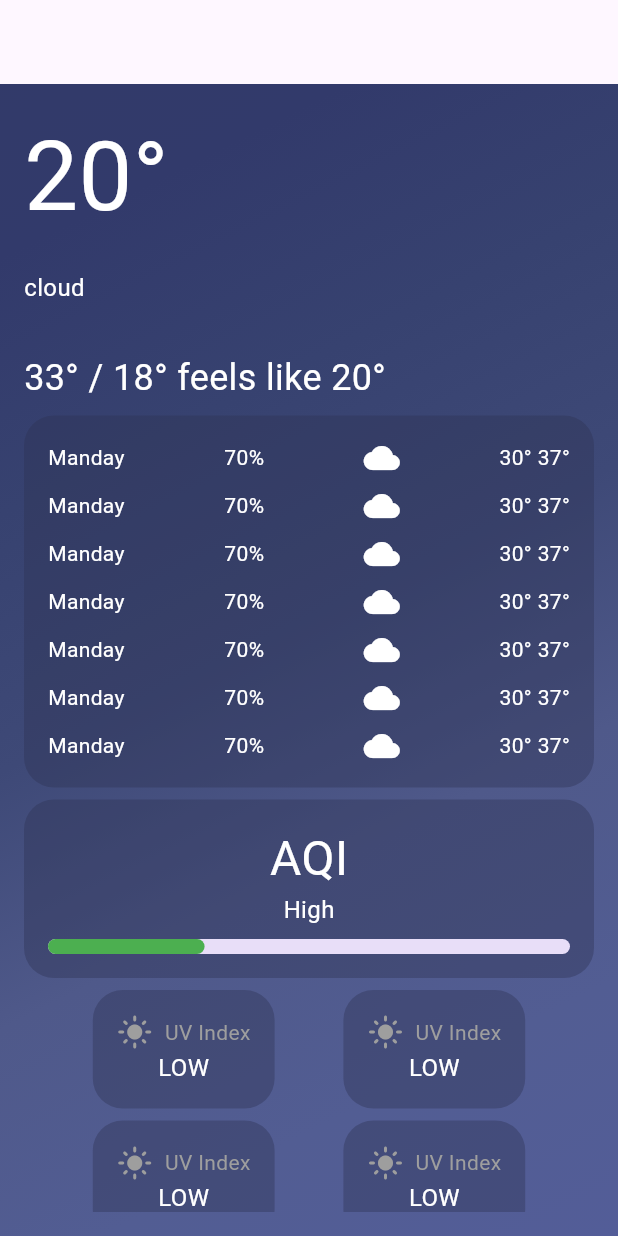
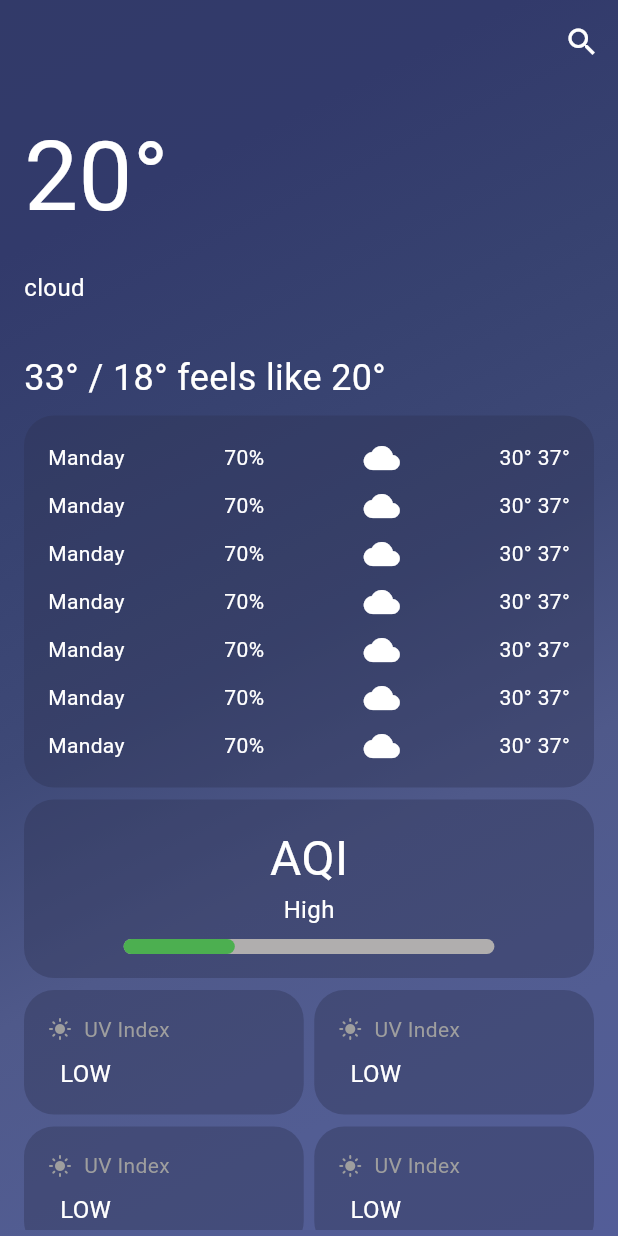
Before and after one commit to Mahmoudkhalafalah/NewsWeatherApp, a Flutter app: the screen it shows after launch, on a phone screen of 412 x 824 dp. Run offline on Flutter 3.47's test engine with Material 3 defaults, Android fonts, the phone set to English and light mode, and no system bars; our stand-ins replace dio, flutter_bloc.

Commit message:
weather screen ui is done

```diff
--- a/lib/views/weather_details_view.dart
+++ b/lib/views/weather_details_view.dart
@@ -6,6 +6,7 @@ class WeatherDetails extends StatelessWidget {
 
   @override
   Widget build(BuildContext context) {
+    double width = MediaQuery.of(context).size.width;
     return Container(
       decoration: const BoxDecoration(
           gradient: LinearGradient(
@@ -22,9 +23,17 @@ class WeatherDetails extends StatelessWidget {
           ])),
       child: Scaffold(
         backgroundColor: Colors.transparent,
-        appBar: AppBar(),
+        appBar: AppBar(
+          backgroundColor: Colors.transparent,
+          actions: [
+            IconButton(
+              onPressed: () {},
+              icon: Icon(Icons.search,color: Colors.white,),
+            ),
+          ],
+        ),
         body: Padding(
-          padding: const EdgeInsets.all(16.0),
+          padding: const EdgeInsets.fromLTRB(16, 16, 16, 4),
           child: SingleChildScrollView(
             child: Column(
               children: [
@@ -73,7 +82,9 @@ class WeatherDetails extends StatelessWidget {
                 SizedBox(
                   height: 8,
                 ),
-                CustomContainer(
+                SizedBox(
+                  width: width,
+                  child: CustomContainer(
                     child: Column(
                       children: [
                         CustomForecastDayWidget(
@@ -146,10 +157,13 @@ class WeatherDetails extends StatelessWidget {
                       ],
                     ),
                   ),
+                ),
                 SizedBox(
                   height: 8,
                 ),
-                CustomContainer(
+                SizedBox(
+                  width: 400,
+                  child: CustomContainer(
                       child: Column(
                     children: [
                       Text(
@@ -163,23 +177,30 @@ class WeatherDetails extends StatelessWidget {
                       SizedBox(
                         height: 8,
                       ),
-                    LinearProgressIndicator(
+                      SizedBox(
+                        width: 3 * width / 5,
+                        child: LinearProgressIndicator(
                           value: 0.3,
                           color: Colors.green,
+                          backgroundColor: Color(0xffB0AEAE),
                           borderRadius: BorderRadius.all(Radius.circular(10)),
                           minHeight: 10,
+                        ),
                       )
                     ],
                   )),
+                ),
                 SizedBox(
                   height: 8,
                 ),
                 Row(
-                  mainAxisAlignment: MainAxisAlignment.spaceEvenly,
+                  mainAxisAlignment: MainAxisAlignment.spaceBetween,
                   mainAxisSize: MainAxisSize.max,
                   children: [
                     CustomSmallContainer(
-                        label: 'UV Index', icon: Icons.light_mode, value: 'LOW'),
+                        label: 'UV Index',
+                        icon: Icons.light_mode,
+                        value: 'LOW'),
                     CustomSmallContainer(
                         label: 'UV Index', icon: Icons.light_mode, value: 'LOW')
                   ],
@@ -188,11 +209,13 @@ class WeatherDetails extends StatelessWidget {
                   height: 8,
                 ),
                 Row(
-                  mainAxisAlignment: MainAxisAlignment.spaceEvenly,
+                  mainAxisAlignment: MainAxisAlignment.spaceBetween,
                   mainAxisSize: MainAxisSize.max,
                   children: [
                     CustomSmallContainer(
-                        label: 'UV Index', icon: Icons.light_mode, value: 'LOW'),
+                        label: 'UV Index',
+                        icon: Icons.light_mode,
+                        value: 'LOW'),
                     CustomSmallContainer(
                         label: 'UV Index', icon: Icons.light_mode, value: 'LOW')
                   ],
@@ -201,14 +224,108 @@ class WeatherDetails extends StatelessWidget {
                   height: 8,
                 ),
                 Row(
-                  mainAxisAlignment: MainAxisAlignment.spaceEvenly,
+                  mainAxisAlignment: MainAxisAlignment.spaceBetween,
                   mainAxisSize: MainAxisSize.max,
                   children: [
                     CustomSmallContainer(
-                        label: 'UV Index', icon: Icons.light_mode, value: 'LOW'),
+                        label: 'UV Index',
+                        icon: Icons.light_mode,
+                        value: 'LOW'),
                     CustomSmallContainer(
                         label: 'UV Index', icon: Icons.light_mode, value: 'LOW')
                   ],
+                ),
+                SizedBox(
+                  height: 8,
+                ),
+                SizedBox(
+                  width: width,
+                  child: CustomContainer(
+                    child: Row(
+                      mainAxisAlignment: MainAxisAlignment.spaceBetween,
+                      children: [
+                        Column(
+                          children: [
+                            Text(
+                              'sunrise',
+                              style: TextStyle(color: Colors.white),
+                            ),
+                            Text(
+                              '06:17',
+                              style: TextStyle(color: Colors.white),
+                            ),
+                          ],
+                        ),
+                        Icon(
+                          Icons.sunny_snowing,
+                          size: 64,
+                          color: Colors.orangeAccent,
+                        ),
+                        Column(
+                          children: [
+                            Text(
+                              'sunrise',
+                              style: TextStyle(color: Colors.white),
+                            ),
+                            Text(
+                              '06:17',
+                              style: TextStyle(color: Colors.white),
+                            ),
+                          ],
+                        ),
+                      ],
+                    ),
+                  ),
+                ),
+                SizedBox(
+                  height: 8,
+                ),
+                SizedBox(
+                  width: width,
+                  child: CustomContainer(
+                    child: Row(
+                      mainAxisAlignment: MainAxisAlignment.spaceBetween,
+                      children: [
+                        Column(
+                          children: [
+                            Text(
+                              'moonrise',
+                              style: TextStyle(color: Colors.white),
+                            ),
+                            Text(
+                              '06:17',
+                              style: TextStyle(color: Colors.white),
+                            ),
+                          ],
+                        ),
+                        Column(
+                          children: [
+                            Icon(
+                              Icons.shield_moon,
+                              size: 64,
+                              color: Colors.white,
+                            ),
+                            Text(
+                              'Moon phase',
+                              style: TextStyle(color: Colors.white),
+                            )
+                          ],
+                        ),
+                        Column(
+                          children: [
+                            Text(
+                              'moonrise',
+                              style: TextStyle(color: Colors.white),
+                            ),
+                            Text(
+                              '06:17',
+                              style: TextStyle(color: Colors.white),
+                            ),
+                          ],
+                        ),
+                      ],
+                    ),
+                  ),
                 )
               ],
             ),
--- a/lib/views/widgets.dart
+++ b/lib/views/widgets.dart
@@ -66,13 +66,17 @@ class CustomSmallContainer extends StatelessWidget {
   final IconData icon;
   final String value;
   @override
-  Widget build(BuildContext context) {
+  Widget build(BuildContext context){
+    double width = MediaQuery.of(context).size.width;
     return CustomContainer(
+        child: SizedBox(
+          width: 3*width/8,
           child: Column(
+            crossAxisAlignment: CrossAxisAlignment.start,
                 children: [
           Row(mainAxisSize: MainAxisSize.max,
             children: [
-            Icon(icon, color: Colors.grey.shade500),
+              Icon(icon, color: Colors.grey.shade500,size: 16,),
               SizedBox(width: 8,),
               Text(
                 label,
@@ -80,11 +84,16 @@ class CustomSmallContainer extends StatelessWidget {
               )
             ],
           ),
-        Text(
+          SizedBox(height: 8,),
+          Padding(
+            padding: const EdgeInsets.fromLTRB(8, 0, 0, 0),
+            child: Text(
               value,
               style: TextStyle(fontSize: 16,color: Colors.white),
+            ),
           )
                 ],
+              ),
         ));
   }
 }
```
Lines whose indentation alone changed are shown as unchanged.
